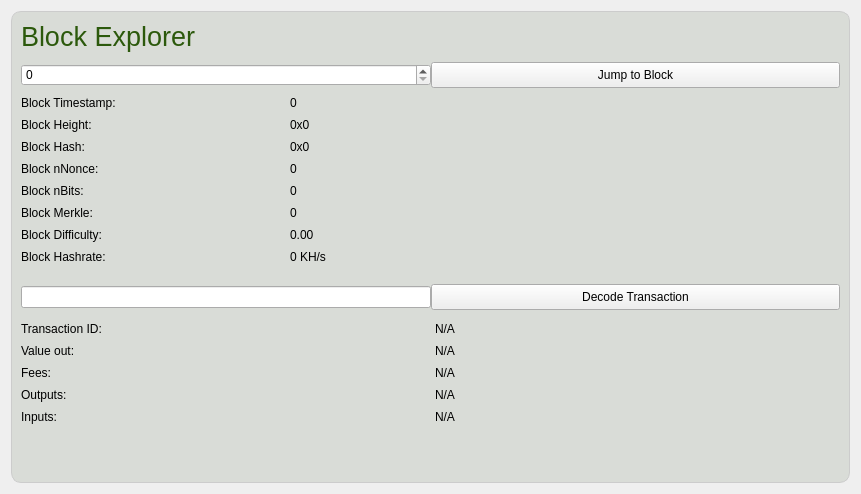
Qt form src/qt/forms/blockbrowser.ui (dopecoin-dev/DopeCoinV3) before a commit.
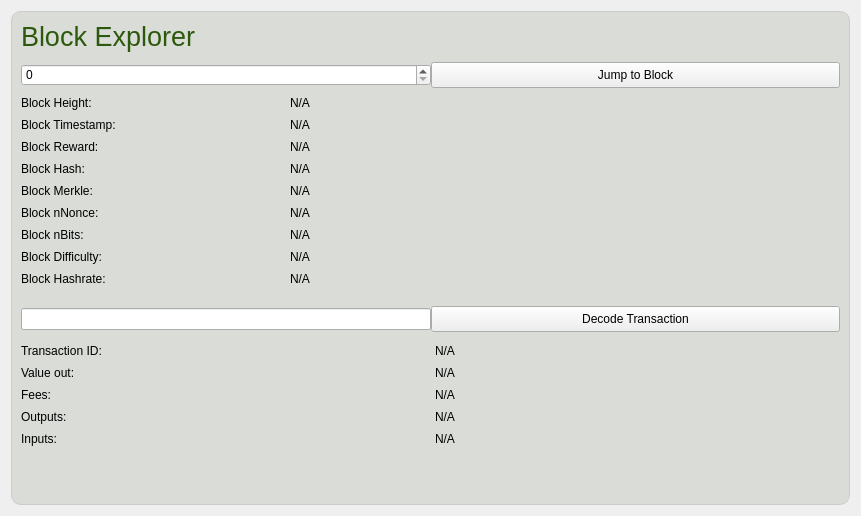
The same form after that commit.

Commit message:
Fixed block explorer
Multiple fixes, changes and additions.

```diff
--- a/src/qt/forms/blockbrowser.ui
+++ b/src/qt/forms/blockbrowser.ui
@@ -13,7 +13,7 @@
     <x>0</x>
     <y>0</y>
     <width>861</width>
-    <height>473</height>
+    <height>481</height>
    </rect>
   </property>
   <property name="sizePolicy">
@@ -303,74 +303,7 @@
         <property name="spacing">
          <number>8</number>
         </property>
-        <item row="0" column="0">
-         <widget class="QLabel" name="timeLabel">
-          <property name="styleSheet">
-           <string notr="true">QLabel { border: none;}</string>
-          </property>
-          <property name="text">
-           <string>Block Timestamp:</string>
-          </property>
-         </widget>
-        </item>
-        <item row="0" column="1">
-         <widget class="QLabel" name="heightLabel">
-          <property name="minimumSize">
-           <size>
-            <width>550</width>
-            <height>0</height>
-           </size>
-          </property>
-          <property name="styleSheet">
-           <string notr="true">QLabel { border: none;}</string>
-          </property>
-          <property name="text">
-           <string>0</string>
-          </property>
-          <property name="textInteractionFlags">
-           <set>Qt::LinksAccessibleByMouse|Qt::TextSelectableByKeyboard|Qt::TextSelectableByMouse</set>
-          </property>
-         </widget>
-        </item>
-        <item row="1" column="0">
-         <widget class="QLabel" name="heightLabel_2">
-          <property name="styleSheet">
-           <string notr="true">QLabel { border: none;}</string>
-          </property>
-          <property name="text">
-           <string>Block Height:</string>
-          </property>
-         </widget>
-        </item>
-        <item row="1" column="1">
-         <widget class="QLabel" name="hashBox">
-          <property name="enabled">
-           <bool>true</bool>
-          </property>
-          <property name="sizePolicy">
-           <sizepolicy hsizetype="Preferred" vsizetype="Preferred">
-            <horstretch>0</horstretch>
-            <verstretch>0</verstretch>
-           </sizepolicy>
-          </property>
-          <property name="minimumSize">
-           <size>
-            <width>0</width>
-            <height>0</height>
-           </size>
-          </property>
-          <property name="styleSheet">
-           <string notr="true">QLabel { border: none;}</string>
-          </property>
-          <property name="text">
-           <string>0x0</string>
-          </property>
-          <property name="textInteractionFlags">
-           <set>Qt::LinksAccessibleByMouse|Qt::TextSelectableByKeyboard|Qt::TextSelectableByMouse</set>
-          </property>
-         </widget>
-        </item>
-        <item row="2" column="0">
+        <item row="3" column="0">
          <widget class="QLabel" name="hashLabel">
           <property name="styleSheet">
            <string notr="true">QLabel { border: none;}</string>
@@ -380,7 +313,7 @@
           </property>
          </widget>
         </item>
-        <item row="7" column="0">
+        <item row="8" column="0">
          <widget class="QLabel" name="pawLabel">
           <property name="styleSheet">
            <string notr="true">QLabel { border: none;}</string>
@@ -390,39 +323,26 @@
           </property>
          </widget>
         </item>
-        <item row="4" column="1">
+        <item row="6" column="1">
          <widget class="QLabel" name="bitsBox">
           <property name="styleSheet">
            <string notr="true">QLabel { border: none;}</string>
           </property>
           <property name="text">
-           <string>0</string>
+           <string>N/A</string>
           </property>
           <property name="textInteractionFlags">
            <set>Qt::LinksAccessibleByMouse|Qt::TextSelectableByKeyboard|Qt::TextSelectableByMouse</set>
           </property>
          </widget>
         </item>
-        <item row="7" column="1">
+        <item row="8" column="1">
          <widget class="QLabel" name="pawBox">
           <property name="styleSheet">
            <string notr="true">QLabel { border: none;}</string>
           </property>
           <property name="text">
-           <string>0 KH/s</string>
-          </property>
-          <property name="textInteractionFlags">
-           <set>Qt::LinksAccessibleByMouse|Qt::TextSelectableByKeyboard|Qt::TextSelectableByMouse</set>
-          </property>
-         </widget>
-        </item>
-        <item row="3" column="1">
-         <widget class="QLabel" name="nonceBox">
-          <property name="styleSheet">
-           <string notr="true">QLabel { border: none;}</string>
-          </property>
-          <property name="text">
-           <string>0</string>
+           <string>N/A</string>
           </property>
           <property name="textInteractionFlags">
            <set>Qt::LinksAccessibleByMouse|Qt::TextSelectableByKeyboard|Qt::TextSelectableByMouse</set>
@@ -430,29 +350,19 @@
          </widget>
         </item>
         <item row="5" column="1">
-         <widget class="QLabel" name="timeBox">
+         <widget class="QLabel" name="nonceBox">
           <property name="styleSheet">
            <string notr="true">QLabel { border: none;}</string>
           </property>
           <property name="text">
-           <string>0</string>
+           <string>N/A</string>
           </property>
           <property name="textInteractionFlags">
            <set>Qt::LinksAccessibleByMouse|Qt::TextSelectableByKeyboard|Qt::TextSelectableByMouse</set>
           </property>
          </widget>
         </item>
-        <item row="5" column="0">
-         <widget class="QLabel" name="merkleLabel">
-          <property name="styleSheet">
-           <string notr="true">QLabel { border: none;}</string>
-          </property>
-          <property name="text">
-           <string>Block Merkle:</string>
-          </property>
-         </widget>
-        </item>
-        <item row="6" column="0">
+        <item row="7" column="0">
          <widget class="QLabel" name="hardLabel">
           <property name="styleSheet">
            <string notr="true">QLabel { border: none;}</string>
@@ -462,7 +372,7 @@
           </property>
          </widget>
         </item>
-        <item row="3" column="0">
+        <item row="5" column="0">
          <widget class="QLabel" name="nonceLabel">
           <property name="styleSheet">
            <string notr="true">QLabel { border: none;}</string>
@@ -472,26 +382,7 @@
           </property>
          </widget>
         </item>
-        <item row="2" column="1">
-         <widget class="QLabel" name="merkleBox">
-          <property name="minimumSize">
-           <size>
-            <width>187</width>
-            <height>0</height>
-           </size>
-          </property>
-          <property name="styleSheet">
-           <string notr="true">QLabel { border: none;}</string>
-          </property>
-          <property name="text">
-           <string>0x0</string>
-          </property>
-          <property name="textInteractionFlags">
-           <set>Qt::LinksAccessibleByMouse|Qt::TextSelectableByKeyboard|Qt::TextSelectableByMouse</set>
-          </property>
-         </widget>
-        </item>
-        <item row="4" column="0">
+        <item row="6" column="0">
          <widget class="QLabel" name="bitsLabel">
           <property name="styleSheet">
            <string notr="true">QLabel { border: none;}</string>
@@ -501,19 +392,157 @@
           </property>
          </widget>
         </item>
-        <item row="6" column="1">
+        <item row="7" column="1">
          <widget class="QLabel" name="hardBox">
           <property name="styleSheet">
            <string notr="true">QLabel { border: none;}</string>
           </property>
           <property name="text">
-           <string>0.00</string>
+           <string>N/A</string>
           </property>
           <property name="textInteractionFlags">
            <set>Qt::LinksAccessibleByMouse|Qt::TextSelectableByKeyboard|Qt::TextSelectableByMouse</set>
           </property>
          </widget>
         </item>
+        <item row="3" column="1">
+         <widget class="QLabel" name="hashBox">
+          <property name="minimumSize">
+           <size>
+            <width>187</width>
+            <height>0</height>
+           </size>
+          </property>
+          <property name="styleSheet">
+           <string notr="true">QLabel { border: none;}</string>
+          </property>
+          <property name="text">
+           <string>N/A</string>
+          </property>
+          <property name="textInteractionFlags">
+           <set>Qt::LinksAccessibleByMouse|Qt::TextSelectableByKeyboard|Qt::TextSelectableByMouse</set>
+          </property>
+         </widget>
+        </item>
+        <item row="1" column="1">
+         <widget class="QLabel" name="timeBox">
+          <property name="minimumSize">
+           <size>
+            <width>550</width>
+            <height>0</height>
+           </size>
+          </property>
+          <property name="styleSheet">
+           <string notr="true">QLabel { border: none;}</string>
+          </property>
+          <property name="text">
+           <string>N/A</string>
+          </property>
+          <property name="textInteractionFlags">
+           <set>Qt::LinksAccessibleByMouse|Qt::TextSelectableByKeyboard|Qt::TextSelectableByMouse</set>
+          </property>
+         </widget>
+        </item>
+        <item row="1" column="0">
+         <widget class="QLabel" name="timeLabel">
+          <property name="styleSheet">
+           <string notr="true">QLabel { border: none;}</string>
+          </property>
+          <property name="text">
+           <string>Block Timestamp:</string>
+          </property>
+         </widget>
+        </item>
+        <item row="2" column="0">
+         <widget class="QLabel" name="rewardLabel">
+          <property name="styleSheet">
+           <string notr="true">QLabel { border: none;}</string>
+          </property>
+          <property name="text">
+           <string>Block Reward:</string>
+          </property>
+         </widget>
+        </item>
+        <item row="4" column="1">
+         <widget class="QLabel" name="merkleBox">
+          <property name="styleSheet">
+           <string notr="true">QLabel { border: none;}</string>
+          </property>
+          <property name="text">
+           <string>N/A</string>
+          </property>
+          <property name="textInteractionFlags">
+           <set>Qt::LinksAccessibleByMouse|Qt::TextSelectableByKeyboard|Qt::TextSelectableByMouse</set>
+          </property>
+         </widget>
+        </item>
+        <item row="0" column="0">
+         <widget class="QLabel" name="heightLabel2">
+          <property name="styleSheet">
+           <string notr="true">QLabel { border: none;}</string>
+          </property>
+          <property name="text">
+           <string>Block Height:</string>
+          </property>
+         </widget>
+        </item>
+        <item row="0" column="1">
+         <widget class="QLabel" name="heightBox2">
+          <property name="enabled">
+           <bool>true</bool>
+          </property>
+          <property name="sizePolicy">
+           <sizepolicy hsizetype="Preferred" vsizetype="Preferred">
+            <horstretch>0</horstretch>
+            <verstretch>0</verstretch>
+           </sizepolicy>
+          </property>
+          <property name="minimumSize">
+           <size>
+            <width>0</width>
+            <height>0</height>
+           </size>
+          </property>
+          <property name="styleSheet">
+           <string notr="true">QLabel { border: none;}</string>
+          </property>
+          <property name="text">
+           <string>N/A</string>
+          </property>
+          <property name="textInteractionFlags">
+           <set>Qt::LinksAccessibleByMouse|Qt::TextSelectableByKeyboard|Qt::TextSelectableByMouse</set>
+          </property>
+         </widget>
+        </item>
+        <item row="2" column="1">
+         <widget class="QLabel" name="rewardBox">
+          <property name="minimumSize">
+           <size>
+            <width>550</width>
+            <height>0</height>
+           </size>
+          </property>
+          <property name="styleSheet">
+           <string notr="true">QLabel { border: none;}</string>
+          </property>
+          <property name="text">
+           <string>N/A</string>
+          </property>
+          <property name="textInteractionFlags">
+           <set>Qt::LinksAccessibleByMouse|Qt::TextSelectableByKeyboard|Qt::TextSelectableByMouse</set>
+          </property>
+         </widget>
+        </item>
+        <item row="4" column="0">
+         <widget class="QLabel" name="merkleLabel">
+          <property name="styleSheet">
+           <string notr="true">QLabel { border: none;}</string>
+          </property>
+          <property name="text">
+           <string>Block Merkle:</string>
+          </property>
+         </widget>
+        </item>
        </layout>
       </item>
       <item row="2" column="0">
```
Left out of the diff: 3 changed lines with no effect on the pictures. The commit also changes 4 other files.
